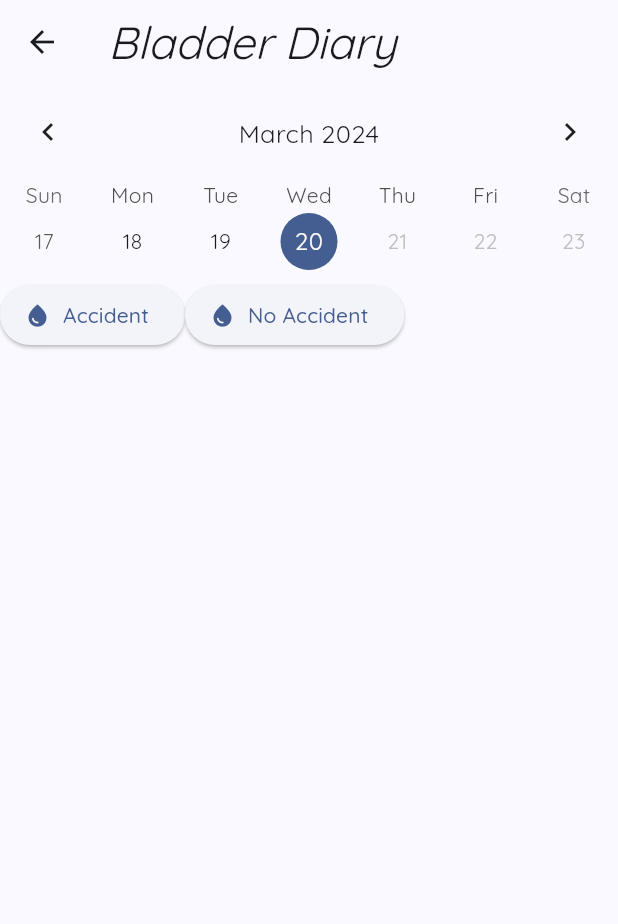
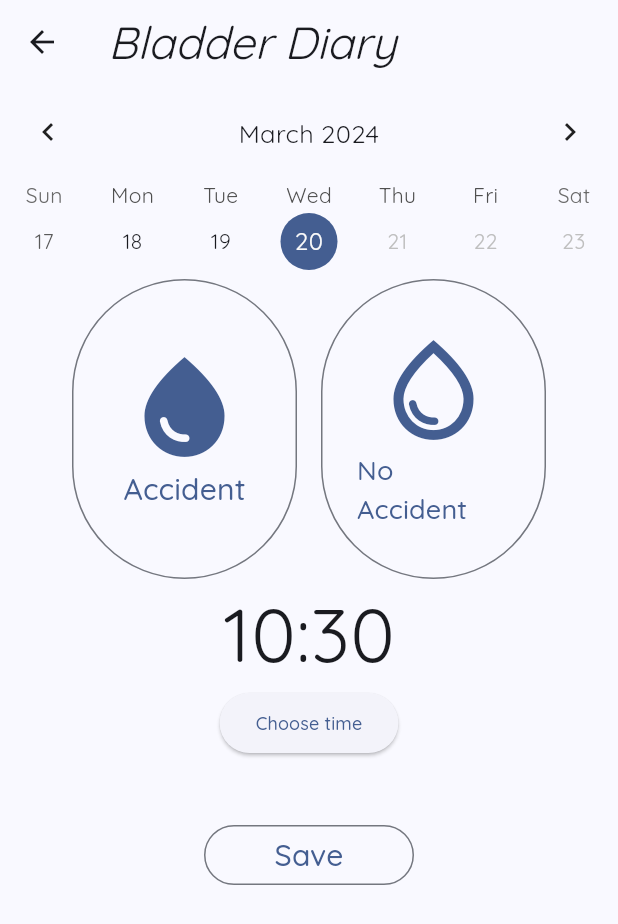
Before and after one commit to ellenritterbusch/urinary_incontinence_application, a Flutter app: the BladderDiaryPage screen opened directly, on a phone screen of 412 x 824 dp. Shown: the top 924 px of the screen. Run offline on Flutter 3.47's test engine with Material 3 defaults, Android fonts, the phone set to English and light mode, and no system bars; drawn by our look-alikes of table_calendar; our stand-ins replace google_fonts.

Commit message:
bladderdiarypage

```diff
--- a/lib/BladderDiary/BladderDiaryPage/Accident_button.dart
+++ b/lib/BladderDiary/BladderDiaryPage/Accident_button.dart
@@ -1,4 +1,5 @@
 import 'package:flutter/material.dart';
+
 
 class Accident_Button extends StatefulWidget {
   const Accident_Button({super.key});
@@ -10,14 +11,19 @@ class Accident_Button extends StatefulWidget {
 class _Accident_ButtonState extends State<Accident_Button> {
   @override
   Widget build(BuildContext context) {
-    return ElevatedButton.icon(
+    return OutlinedButton(
+      style: OutlinedButton.styleFrom(
+        fixedSize: Size(150,200),
+         ),
 
     // Accident Button //
         onPressed: (){},
-          icon: const Icon(Icons.water_drop),
-          label: const Text("Accident"));
-
-
+          child: const Column(
+            mainAxisAlignment: MainAxisAlignment.center,
+              children: [
+                Icon(Icons.water_drop, size: 80,),
+                Text("Accident", style: TextStyle(fontSize: 20),),],
+          ));
 }
 }
 
@@ -31,13 +37,21 @@ class No_Accident_Button extends StatefulWidget {
 class _No_Accident_ButtonState extends State<No_Accident_Button> {
   @override
   Widget build(BuildContext context) {
-    return ElevatedButton.icon(
-
-    // Accident Button //
-        onPressed: (){},
-          icon: const Icon(Icons.water_drop),
-          label: const Text("No Accident"));
+    return OutlinedButton(
+      style: OutlinedButton.styleFrom(
+        fixedSize: Size(150,200)
+      ),
 
 
+    // No Accident Button //
+       onPressed: (){},
+       child: const Column(
+        mainAxisAlignment: MainAxisAlignment.center,
+        children: [
+          Icon(Icons.water_drop_outlined, size: 80,),
+          Text("No Accident", style: TextStyle(fontSize: 18),),],
+       ));
+
 }
+
 }
--- a/lib/BladderDiary/BladderDiaryPage/BladderDiaryPage.dart
+++ b/lib/BladderDiary/BladderDiaryPage/BladderDiaryPage.dart
@@ -1,6 +1,11 @@
 import 'package:flutter/material.dart';
+import 'package:flutter/rendering.dart';
+import 'package:flutter/widgets.dart';
 import 'package:urinary_incontinence_application/BladderDiary/BladderDiaryPage/Accident_button.dart';
 import 'package:urinary_incontinence_application/BladderDiary/BladderDiaryPage/Calendar_bar.dart';
+import 'package:urinary_incontinence_application/BladderDiary/BladderDiaryPage/Time_picker.dart';
+import 'package:urinary_incontinence_application/BladderDiary/BladderDiaryPage/Save_button.dart';
+
 
 class BladderDiaryPage extends StatefulWidget {
   const BladderDiaryPage({super.key});
@@ -20,15 +25,22 @@ class _BladderDiaryState extends State<BladderDiaryPage> {
 
 
     // Track Button navigates to Bladder Diary //
-      Column(
-        children: [
-          Calender_Bar(),
-          Row(children:
-          [Accident_Button(),
-            No_Accident_Button()]
-          ),
-        ],
-      ),
-    );
+      const Column(
+      children: [
+        Calender_Bar(),
+        Row(mainAxisAlignment: MainAxisAlignment.center,
+          children:[
+            Accident_Button(),
+            Padding(
+            padding: EdgeInsets.all(8.0)),
+            No_Accident_Button(),
+        ]
+        ),
+        Time_picker(),
+        Padding(
+          padding: EdgeInsets.all(20.0)),
+        Save_Button(),
+      ]),
+         );
   }
-}
+  }
--- /dev/null
+++ b/lib/BladderDiary/BladderDiaryPage/Save_button.dart
@@ -0,0 +1,25 @@
+import 'package:flutter/material.dart';
+
+class Save_Button extends StatefulWidget {
+  const Save_Button({super.key});
+
+  @override
+  State<Save_Button> createState() => _Save_ButtonState();
+}
+
+class _Save_ButtonState extends State<Save_Button> {
+  @override
+  Widget build(BuildContext context) {
+    return OutlinedButton(
+      style: OutlinedButton.styleFrom(
+        fixedSize: const Size(140,40),
+         ),
+
+        onPressed: (){},
+          child: const Column(
+            mainAxisAlignment: MainAxisAlignment.center,
+              children: [
+                Text("Save", style: TextStyle(fontSize: 20),),],
+          ));
+  }
+}
--- a/lib/BladderDiary/BladderDiaryPage/Time_picker.dart
+++ b/lib/BladderDiary/BladderDiaryPage/Time_picker.dart
@@ -8,8 +8,32 @@ class Time_picker extends StatefulWidget {
 }
 
 class _Time_pickerState extends State<Time_picker> {
+  TimeOfDay selectedTime = TimeOfDay.now();
   @override
   Widget build(BuildContext context) {
-    return const Placeholder();
+    return Center(
+      child: Column(
+        mainAxisAlignment: MainAxisAlignment.center,
+        children: <Widget>[
+          Text("${selectedTime.hour}:${selectedTime.minute}", style: TextStyle(fontSize: 50)),
+          ElevatedButton(
+            child: const Text("Choose time", style: TextStyle(fontSize: 12)),
+            onPressed: () async {
+              final TimeOfDay? timeOfDay = await showTimePicker(
+                context: context,
+                initialTime: selectedTime,
+                initialEntryMode: TimePickerEntryMode.dial,
+                );
+                if (timeOfDay != null) {
+                  setState(() {
+                    selectedTime = timeOfDay;
+                  });
+                }
+            }
+
+            )
+        ],
+      )
+    );
   }
 }
```
Also changed, not shown: lib/main.dart (line endings or trailing spaces).
